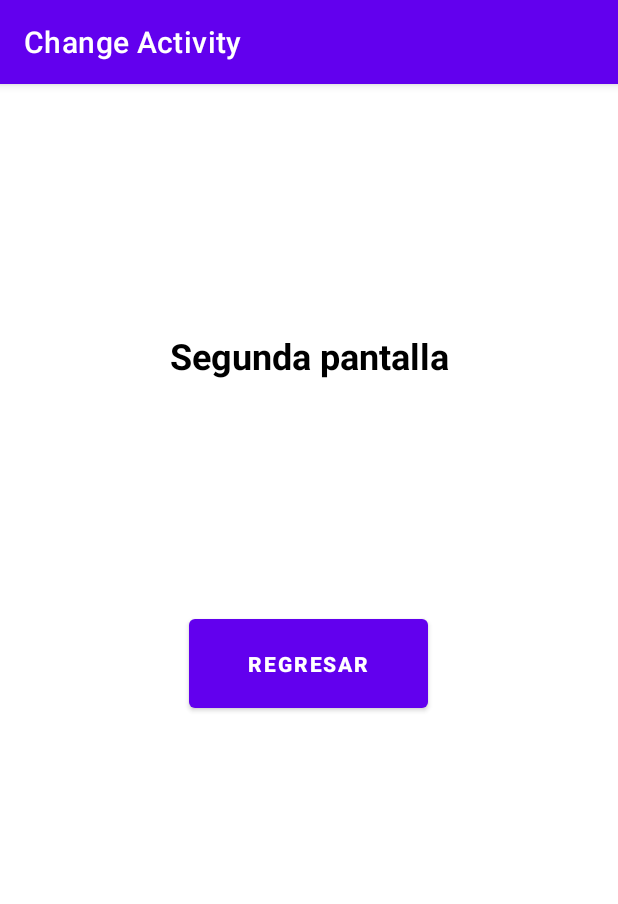
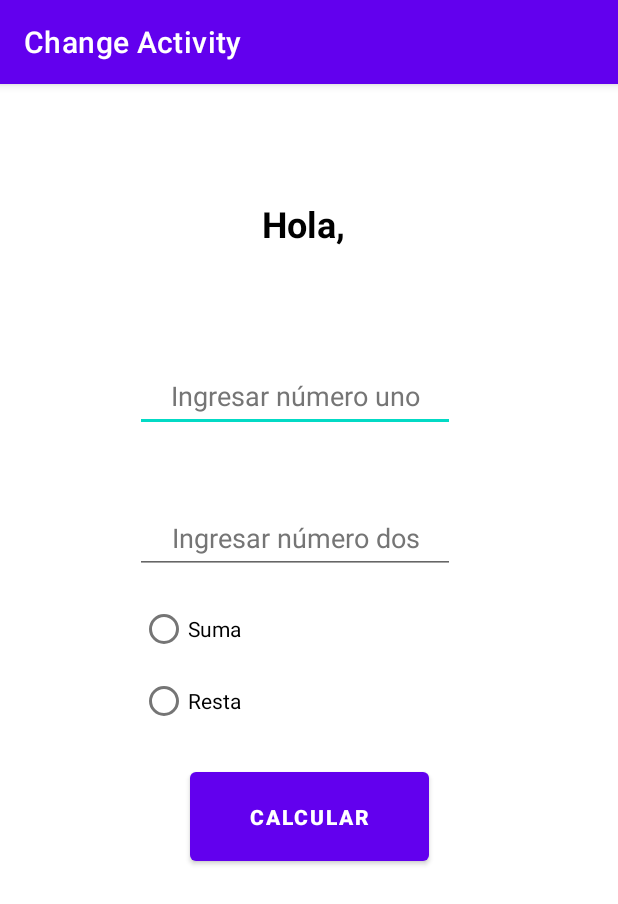
Before and after one commit to Alexg-z/ChangeActivity, an Android app: the screen it shows after launch (MainActivity2), after a tap on "SIGUIENTE", on a phone screen of 412 x 824 dp. Shown: the top 904 px of the screen. Run offline under Robolectric (Android 15) with nearby library versions, the phone set to English and light mode, and no system bars.

Commit message:
Implementación de actividades

```diff
--- a/app/src/main/AndroidManifest.xml
+++ b/app/src/main/AndroidManifest.xml
@@ -14,6 +14,9 @@
         android:theme="@style/Theme.ChangeActivity"
         tools:targetApi="31">
         <activity
+            android:name=".MainActivity3"
+            android:exported="false" />
+        <activity
             android:name=".MainActivity2"
             android:exported="false" />
         <activity
--- a/app/src/main/java/com/example/changeactivity/MainActivity.java
+++ b/app/src/main/java/com/example/changeactivity/MainActivity.java
@@ -5,18 +5,24 @@ import androidx.appcompat.app.AppCompatActivity;
 import android.content.Intent;
 import android.os.Bundle;
 import android.view.View;
+import android.widget.EditText;
 
 public class MainActivity extends AppCompatActivity {
+
+    private EditText txt1;
 
     @Override
     protected void onCreate(Bundle savedInstanceState) {
         super.onCreate(savedInstanceState);
         setContentView(R.layout.activity_main);
+
+        txt1 = (EditText) findViewById(R.id.txt1);
     }
 
     // Method to change of activity
     public void cambiar (View view){
         Intent sig = new Intent(this,MainActivity2.class);
+            sig.putExtra("dato",txt1.getText().toString());
         startActivity(sig);
     }
 }
--- a/app/src/main/java/com/example/changeactivity/MainActivity2.java
+++ b/app/src/main/java/com/example/changeactivity/MainActivity2.java
@@ -5,13 +5,57 @@ import androidx.appcompat.app.AppCompatActivity;
 import android.content.Intent;
 import android.os.Bundle;
 import android.view.View;
+import android.widget.EditText;
+import android.widget.RadioButton;
+import android.widget.TextView;
 
 public class MainActivity2 extends AppCompatActivity {
+    private TextView tv1;
+    private EditText txtnum1, txtnum2;
+    private RadioButton rbtn1, rbtn2;
 
     @Override
     protected void onCreate(Bundle savedInstanceState) {
         super.onCreate(savedInstanceState);
         setContentView(R.layout.activity_main2);
+
+        tv1 = (TextView) findViewById(R.id.tv1);
+        String dato = getIntent().getStringExtra("dato");
+        tv1.setText("Hola, "+ dato);
+
+        txtnum1 = (EditText) findViewById(R.id.txtnum1);
+        txtnum2 = (EditText) findViewById(R.id.txtnum2);
+        rbtn1 = (RadioButton) findViewById(R.id.rbtn1);
+        rbtn2 = (RadioButton) findViewById(R.id.rbtn2);
+
+    }
+
+    public void calcular (View view){
+        String valor1_string = txtnum1.getText().toString();
+        String valor2_string = txtnum2.getText().toString();
+
+        int valor1 = Integer.parseInt(valor1_string);
+        int valor2 = Integer.parseInt(valor2_string);
+
+        // Implementation of radio button.
+        if(rbtn1.isChecked() == true){
+            int suma =  valor1 + valor2;
+            String res = String.valueOf(suma);
+            //tv1.setText(res);
+
+            Intent calcular = new Intent(this,MainActivity3.class);
+            calcular.putExtra("resultado",res);
+            startActivity(calcular);
+
+        } else if(rbtn2.isChecked() == true){
+            int resta = valor1 - valor2;
+            String res = String.valueOf(resta);
+            //tv1.setText(res);
+
+            Intent calcular = new Intent(this,MainActivity3.class);
+            calcular.putExtra("resultado",res);
+            startActivity(calcular);
+        }
     }
 
     public void regresar (View view){
--- a/app/src/main/res/layout/activity_main2.xml
+++ b/app/src/main/res/layout/activity_main2.xml
@@ -7,32 +7,88 @@
     tools:context=".MainActivity2">
 
     <TextView
-        android:id="@+id/textView"
+        android:id="@+id/tv1"
         android:layout_width="wrap_content"
         android:layout_height="wrap_content"
-        android:text="@string/txv2"
         android:textAlignment="center"
         android:textColor="#000000"
         android:textSize="24sp"
         android:textStyle="bold"
         app:layout_constraintBottom_toBottomOf="parent"
         app:layout_constraintEnd_toEndOf="parent"
+        app:layout_constraintHorizontal_bias="0.498"
         app:layout_constraintStart_toStartOf="parent"
         app:layout_constraintTop_toTopOf="parent"
-        app:layout_constraintVertical_bias="0.224" />
+        app:layout_constraintVertical_bias="0.104" />
 
     <Button
         android:id="@+id/button"
         android:layout_width="159dp"
         android:layout_height="71dp"
-        android:onClick="regresar"
+        android:onClick="calcular"
         android:text="@string/btn2"
         android:textSize="14sp"
         android:textStyle="bold"
         app:layout_constraintBottom_toBottomOf="parent"
         app:layout_constraintEnd_toEndOf="parent"
-        app:layout_constraintHorizontal_bias="0.498"
         app:layout_constraintStart_toStartOf="parent"
-        app:layout_constraintTop_toBottomOf="@+id/textView"
-        app:layout_constraintVertical_bias="0.307" />
+        app:layout_constraintTop_toBottomOf="@+id/tv1"
+        app:layout_constraintVertical_bias="0.585" />
+
+    <RadioGroup
+        android:id="@+id/radioGroup"
+        android:layout_width="225dp"
+        android:layout_height="90dp"
+        app:layout_constraintBottom_toBottomOf="parent"
+        app:layout_constraintEnd_toEndOf="parent"
+        app:layout_constraintStart_toStartOf="parent"
+        app:layout_constraintTop_toTopOf="parent">
+
+        <RadioButton
+            android:id="@+id/rbtn1"
+            android:layout_width="match_parent"
+            android:layout_height="48dp"
+            android:text="@string/rbt1" />
+
+        <RadioButton
+            android:id="@+id/rbtn2"
+            android:layout_width="match_parent"
+            android:layout_height="48dp"
+            android:text="@string/rbt2"
+            tools:ignore="TouchTargetSizeCheck" />
+    </RadioGroup>
+
+    <EditText
+        android:id="@+id/txtnum1"
+        android:layout_width="wrap_content"
+        android:layout_height="wrap_content"
+        android:ems="10"
+        android:hint="@string/txtnum1"
+        android:inputType="textPersonName"
+        android:minHeight="48dp"
+        android:textAlignment="center"
+        android:textColorHint="#757575"
+        app:layout_constraintBottom_toBottomOf="parent"
+        app:layout_constraintEnd_toEndOf="parent"
+        app:layout_constraintHorizontal_bias="0.452"
+        app:layout_constraintStart_toStartOf="parent"
+        app:layout_constraintTop_toTopOf="parent"
+        app:layout_constraintVertical_bias="0.256" />
+
+    <EditText
+        android:id="@+id/txtnum2"
+        android:layout_width="wrap_content"
+        android:layout_height="wrap_content"
+        android:ems="10"
+        android:hint="@string/txtnum2"
+        android:inputType="textPersonName"
+        android:minHeight="48dp"
+        android:textAlignment="center"
+        android:textColorHint="#757575"
+        app:layout_constraintBottom_toBottomOf="parent"
+        app:layout_constraintEnd_toEndOf="parent"
+        app:layout_constraintHorizontal_bias="0.452"
+        app:layout_constraintStart_toStartOf="parent"
+        app:layout_constraintTop_toBottomOf="@+id/txtnum1"
+        app:layout_constraintVertical_bias="0.096" />
 </androidx.constraintlayout.widget.ConstraintLayout>
--- a/app/src/main/res/values/strings.xml
+++ b/app/src/main/res/values/strings.xml
@@ -2,9 +2,18 @@
     <string name="app_name">Change Activity</string>
 
     <!-- Configuration -->
-    <string name="txv1">Cambio de pantalla</string>
+    <string name="txv1">Envio de datos</string>
     <string name="btn">Siguiente</string>
+    <string name="txtinfo">Ingrese los datos</string>
 
     <string name="txv2">Segunda pantalla</string>
-    <string name="btn2">Regresar</string>
+    <string name="btn2">Calcular</string>
+    <string name="txv3">Envio de datos</string>
+    <string name="txtnum1">Ingresar número uno</string>
+    <string name="txtnum2">Ingresar número dos</string>
+    <string name="rbt1">Suma</string>
+    <string name="rbt2">Resta</string>
+
+    <string name="txv4">Resultado</string>
+    <string name="btn3">Regresar</string>
 </resources>
```
Also changed, not shown: app/src/main/java/com/example/changeactivity/MainActivity3.java (added, +32 -0 lines), app/src/main/res/layout/activity_main.xml (+17 -1 lines), app/src/main/res/layout/activity_main3.xml (added, +31 -0 lines).
